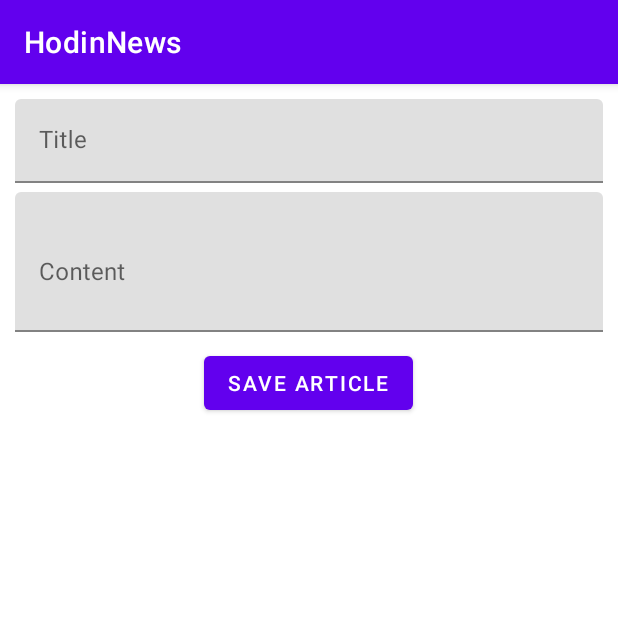
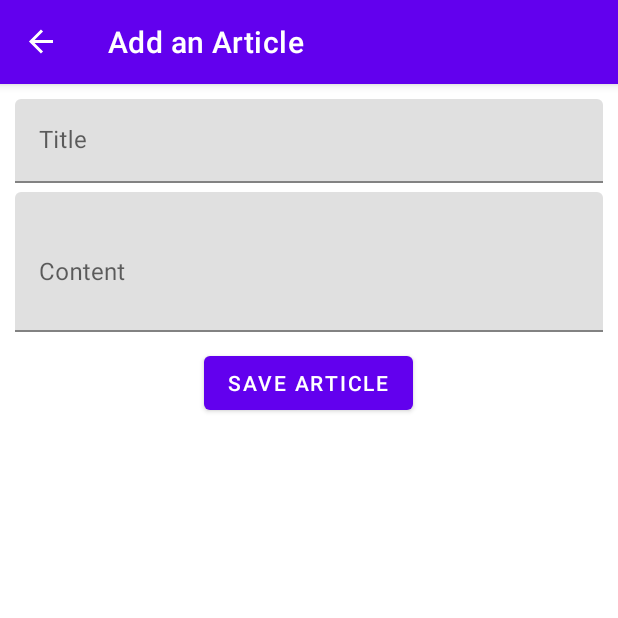
Before and after one commit to jmayalag/Newster, an Android app: the screen it shows after launch (MainActivity), after a tap on an icon or button, on a phone screen of 412 x 824 dp, the top half of it. Run offline under Robolectric (Android 15) with nearby library versions, the phone set to English and light mode, and no system bars; our stand-ins replace Dagger/Hilt's generated code, Room's generated code, Timber, data binding, navigation-ui and 1 more; libraries missing offline, so code that uses them is left out: androidx.hilt.lifecycle; 5 statements that could not run were skipped.

Commit message:
Add toolbar

```diff
--- a/app/src/main/java/com/hodinkee/hodinnews/MainActivity.kt
+++ b/app/src/main/java/com/hodinkee/hodinnews/MainActivity.kt
@@ -2,12 +2,23 @@ package com.hodinkee.hodinnews
 
 import android.os.Bundle
 import androidx.appcompat.app.AppCompatActivity
+import androidx.navigation.findNavController
+import androidx.navigation.fragment.NavHostFragment
+import androidx.navigation.ui.AppBarConfiguration
+import androidx.navigation.ui.setupWithNavController
+import com.hodinkee.hodinnews.databinding.ActivityMainBinding
 import dagger.hilt.android.AndroidEntryPoint
 
 @AndroidEntryPoint
 class MainActivity : AppCompatActivity() {
     override fun onCreate(savedInstanceState: Bundle?) {
         super.onCreate(savedInstanceState)
-        setContentView(R.layout.activity_main)
+        val binding = ActivityMainBinding.inflate(layoutInflater)
+        setContentView(binding.root)
+
+        val navController = findNavController(R.id.nav_host_fragment)
+        val appBarConfiguration = AppBarConfiguration(navController.graph)
+        binding.toolbar
+            .setupWithNavController(navController, appBarConfiguration)
     }
 }
--- a/app/src/main/res/layout/activity_main.xml
+++ b/app/src/main/res/layout/activity_main.xml
@@ -1,21 +1,24 @@
-<?xml version="1.0" encoding="utf-8"?>
-<androidx.constraintlayout.widget.ConstraintLayout xmlns:android="http://schemas.android.com/apk/res/android"
+<androidx.coordinatorlayout.widget.CoordinatorLayout xmlns:android="http://schemas.android.com/apk/res/android"
     xmlns:app="http://schemas.android.com/apk/res-auto"
     xmlns:tools="http://schemas.android.com/tools"
     android:layout_width="match_parent"
     android:layout_height="match_parent"
+    android:animateLayoutChanges="true"
     tools:context=".MainActivity">
 
-    <androidx.fragment.app.FragmentContainerView
-        android:id="@+id/nav_host_fragment"
-        android:name="androidx.navigation.fragment.NavHostFragment"
-        android:layout_width="0dp"
-        android:layout_height="0dp"
-        app:defaultNavHost="true"
-        app:layout_constraintBottom_toBottomOf="parent"
-        app:layout_constraintLeft_toLeftOf="parent"
-        app:layout_constraintRight_toRightOf="parent"
-        app:layout_constraintTop_toTopOf="parent"
-        app:navGraph="@navigation/nav_graph" />
+    <com.google.android.material.appbar.AppBarLayout
+        android:layout_width="match_parent"
+        android:layout_height="wrap_content"
+        android:theme="@style/AppTheme.AppBarOverlay">
 
-</androidx.constraintlayout.widget.ConstraintLayout>
+        <androidx.appcompat.widget.Toolbar
+            android:id="@+id/toolbar"
+            android:layout_width="match_parent"
+            android:layout_height="?attr/actionBarSize"
+            app:layout_collapseMode="pin" />
+
+    </com.google.android.material.appbar.AppBarLayout>
+
+    <include layout="@layout/content_main" />
+
+</androidx.coordinatorlayout.widget.CoordinatorLayout>
--- /dev/null
+++ b/app/src/main/res/layout/content_main.xml
@@ -0,0 +1,20 @@
+<?xml version="1.0" encoding="utf-8"?>
+
+<androidx.constraintlayout.widget.ConstraintLayout xmlns:android="http://schemas.android.com/apk/res/android"
+    xmlns:app="http://schemas.android.com/apk/res-auto"
+    android:layout_width="match_parent"
+    android:layout_height="match_parent"
+    app:layout_behavior="@string/appbar_scrolling_view_behavior">
+
+    <fragment
+        android:id="@+id/nav_host_fragment"
+        android:name="androidx.navigation.fragment.NavHostFragment"
+        android:layout_width="0dp"
+        android:layout_height="0dp"
+        app:defaultNavHost="true"
+        app:layout_constraintBottom_toBottomOf="parent"
+        app:layout_constraintLeft_toLeftOf="parent"
+        app:layout_constraintRight_toRightOf="parent"
+        app:layout_constraintTop_toTopOf="parent"
+        app:navGraph="@navigation/nav_graph" />
+</androidx.constraintlayout.widget.ConstraintLayout>
--- a/app/src/main/res/navigation/nav_graph.xml
+++ b/app/src/main/res/navigation/nav_graph.xml
@@ -8,8 +8,8 @@
     <fragment
         android:id="@+id/articleListFragment"
         android:name="com.hodinkee.hodinnews.articlelist.ArticleListFragment"
-        android:label="article_list_fragment"
-        tools:layout="@layout/article_list_fragment" >
+        android:label="@string/app_name"
+        tools:layout="@layout/article_list_fragment">
         <action
             android:id="@+id/action_articleListFragment_to_articleDetailFragment"
             app:destination="@id/articleDetailFragment" />
@@ -20,8 +20,8 @@
     <fragment
         android:id="@+id/articleDetailFragment"
         android:name="com.hodinkee.hodinnews.articledetail.ArticleDetailFragment"
-        android:label="article_detail_fragment"
-        tools:layout="@layout/article_detail_fragment" >
+        android:label="@string/app_name"
+        tools:layout="@layout/article_detail_fragment">
         <argument
             android:name="article"
             app:argType="com.hodinkee.hodinnews.Article" />
@@ -29,6 +29,6 @@
     <fragment
         android:id="@+id/articleFormFragment"
         android:name="com.hodinkee.hodinnews.ArticleFormFragment"
-        android:label="article_form_fragment"
+        android:label="Add an Article"
         tools:layout="@layout/article_form_fragment" />
 </navigation>
--- a/app/src/main/res/values/themes.xml
+++ b/app/src/main/res/values/themes.xml
@@ -1,6 +1,6 @@
 <resources xmlns:tools="http://schemas.android.com/tools">
     <!-- Base application theme. -->
-    <style name="Theme.HodinNews" parent="Theme.MaterialComponents.DayNight.DarkActionBar">
+    <style name="Theme.HodinNews" parent="Theme.MaterialComponents.DayNight.NoActionBar">
         <!-- Primary brand color. -->
         <item name="colorPrimary">@color/purple_500</item>
         <item name="colorPrimaryVariant">@color/purple_700</item>
@@ -13,4 +13,8 @@
         <item name="android:statusBarColor" tools:targetApi="l">?attr/colorPrimaryVariant</item>
         <!-- Customize your theme here. -->
     </style>
+
+    <style name="AppTheme.AppBarOverlay" parent="ThemeOverlay.MaterialComponents.Dark.ActionBar" />
+
+    <style name="AppTheme.PopupOverlay" parent="ThemeOverlay.MaterialComponents.Dark" />
 </resources>
```
